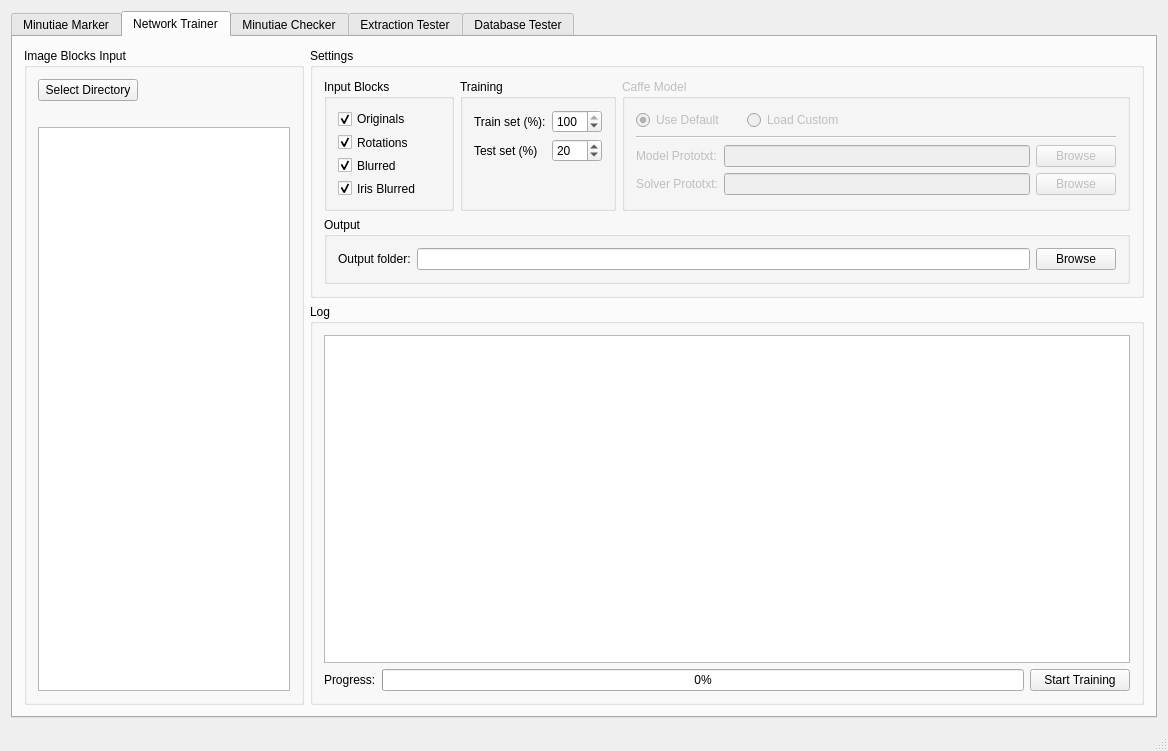
Above: mainwindow.ui from stupel/DBOX-MTCT before the change. Below: the same form after it.
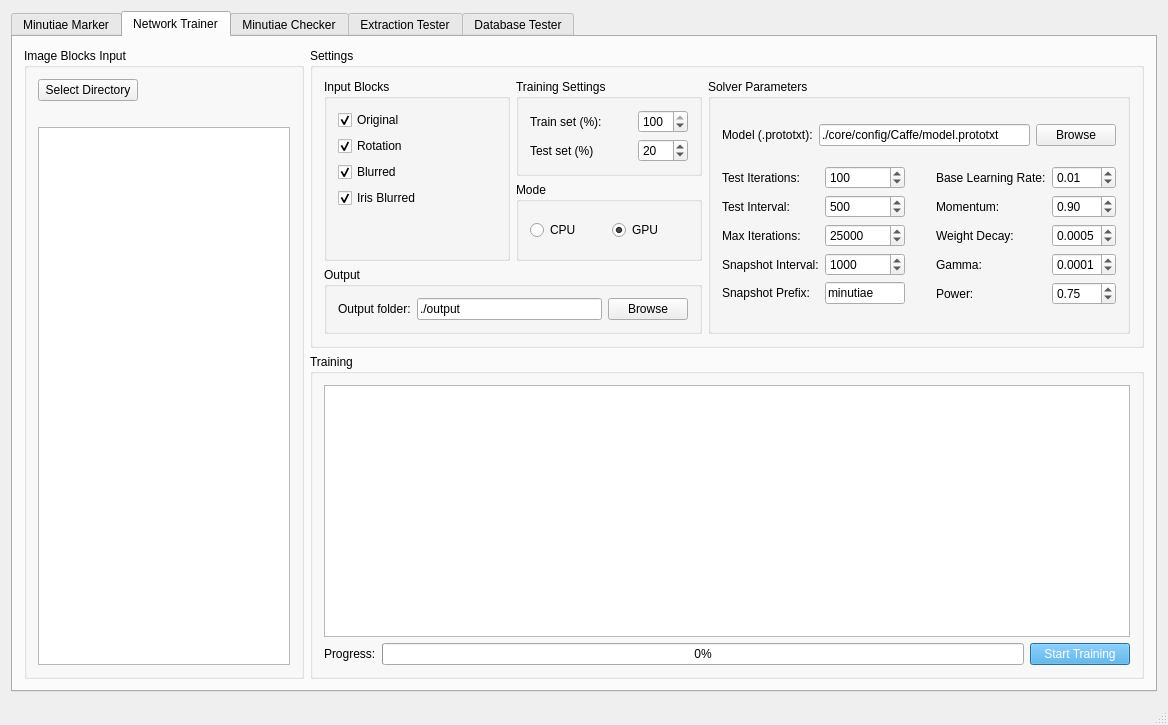
That is the form after the change. The open tabs and pages were chosen to show the change. Custom widgets are drawn as their Qt base class.

The edit to the form file:
```diff
--- a/mainwindow.ui
+++ b/mainwindow.ui
@@ -7,15 +7,21 @@
     <x>0</x>
     <y>0</y>
     <width>1168</width>
-    <height>751</height>
+    <height>725</height>
    </rect>
   </property>
+  <property name="maximumSize">
+   <size>
+    <width>16777215</width>
+    <height>725</height>
+   </size>
+  </property>
   <property name="windowTitle">
    <string>DBOX MTCT</string>
   </property>
   <widget class="QWidget" name="centralWidget">
-   <layout class="QGridLayout" name="gridLayout_9">
-    <item row="0" column="0">
+   <layout class="QHBoxLayout" name="horizontalLayout_41">
+    <item>
      <widget class="QTabWidget" name="tabWidget_main">
       <property name="currentIndex">
        <number>3</number>
@@ -993,9 +999,9 @@
        <attribute name="title">
         <string>Network Trainer</string>
        </attribute>
-       <layout class="QHBoxLayout" name="horizontalLayout_9">
+       <layout class="QHBoxLayout" name="horizontalLayout_51">
         <item>
-         <widget class="QGroupBox" name="groupBox_imageBlocksInput">
+         <widget class="QGroupBox" name="groupBox_netTrainer_input">
           <property name="maximumSize">
            <size>
             <width>280</width>
@@ -1049,29 +1055,31 @@
          </widget>
         </item>
         <item>
-         <layout class="QVBoxLayout" name="verticalLayout_23">
+         <layout class="QVBoxLayout" name="verticalLayout_24">
           <item>
-           <widget class="QGroupBox" name="groupBox_settings_2">
+           <widget class="QGroupBox" name="groupBox_netTrainer_settings">
             <property name="maximumSize">
              <size>
               <width>16777215</width>
-              <height>250</height>
+              <height>300</height>
              </size>
             </property>
             <property name="title">
              <string>Settings</string>
             </property>
-            <layout class="QVBoxLayout" name="verticalLayout_22">
+            <layout class="QHBoxLayout" name="horizontalLayout_50">
              <item>
-              <layout class="QHBoxLayout" name="horizontalLayout_8">
+              <layout class="QVBoxLayout" name="verticalLayout_64">
                <item>
-                <widget class="QGroupBox" name="groupBox_inputBlocks">
+                <layout class="QHBoxLayout" name="horizontalLayout_48">
+                 <item>
+                  <widget class="QGroupBox" name="groupBox_netTrainer_inputBlocks">
                  <property name="enabled">
                   <bool>true</bool>
                  </property>
                  <property name="minimumSize">
                   <size>
-                   <width>130</width>
+                     <width>0</width>
                    <height>0</height>
                   </size>
                  </property>
@@ -1082,7 +1090,7 @@
                   <item>
                    <widget class="QCheckBox" name="checkBox_trainerOriginals">
                     <property name="text">
-                     <string>Originals</string>
+                       <string>Original</string>
                     </property>
                     <property name="checkable">
                      <bool>true</bool>
@@ -1095,7 +1103,7 @@
                   <item>
                    <widget class="QCheckBox" name="checkBox_trainerRotations">
                     <property name="text">
-                     <string>Rotations</string>
+                       <string>Rotation</string>
                     </property>
                     <property name="checked">
                      <bool>true</bool>
@@ -1139,14 +1147,16 @@
                 </widget>
                </item>
                <item>
-                <widget class="QGroupBox" name="groupBox_training">
+                  <layout class="QVBoxLayout" name="verticalLayout_23">
+                   <item>
+                    <widget class="QGroupBox" name="groupBox_netTrainer_trainingSettings">
                  <property name="enabled">
                   <bool>true</bool>
                  </property>
                  <property name="title">
-                  <string>Training</string>
-                 </property>
-                 <layout class="QVBoxLayout" name="verticalLayout_24">
+                      <string>Training Settings</string>
+                     </property>
+                     <layout class="QVBoxLayout" name="verticalLayout_21">
                   <item>
                    <layout class="QGridLayout" name="gridLayout_2">
                     <item row="1" column="1">
@@ -1221,171 +1231,41 @@
                     </item>
                    </layout>
                   </item>
-                  <item>
-                   <spacer name="verticalSpacer_6">
-                    <property name="orientation">
-                     <enum>Qt::Vertical</enum>
-                    </property>
-                    <property name="sizeHint" stdset="0">
-                     <size>
-                      <width>20</width>
-                      <height>40</height>
-                     </size>
-                    </property>
-                   </spacer>
-                  </item>
                  </layout>
                 </widget>
                </item>
                <item>
-                <widget class="QGroupBox" name="groupBox_caffeModel">
-                 <property name="enabled">
-                  <bool>false</bool>
-                 </property>
-                 <property name="maximumSize">
-                  <size>
-                   <width>16777215</width>
-                   <height>160</height>
-                  </size>
-                 </property>
+                    <widget class="QGroupBox" name="groupBox_netTrainer_mode">
                  <property name="title">
-                  <string>Caffe Model</string>
-                 </property>
-                 <layout class="QVBoxLayout" name="verticalLayout_21">
+                      <string>Mode</string>
+                     </property>
+                     <layout class="QHBoxLayout" name="horizontalLayout_8">
                   <item>
-                   <layout class="QHBoxLayout" name="horizontalLayout_7">
-                    <item>
-                     <widget class="QRadioButton" name="radioButton_defaultCaffeModel">
-                      <property name="maximumSize">
-                       <size>
-                        <width>85</width>
-                        <height>16777215</height>
-                       </size>
-                      </property>
+                       <widget class="QRadioButton" name="radioButton_netTrainer_cpu">
+                        <property name="text">
+                         <string>CPU</string>
+                        </property>
+                       </widget>
+                      </item>
+                      <item>
+                       <widget class="QRadioButton" name="radioButton_netTrainer_gpu">
                       <property name="text">
-                       <string>Use Default</string>
+                         <string>GPU</string>
                       </property>
                       <property name="checked">
                        <bool>true</bool>
                       </property>
                      </widget>
                     </item>
-                    <item>
-                     <spacer name="horizontalSpacer_5">
-                      <property name="orientation">
-                       <enum>Qt::Horizontal</enum>
-                      </property>
-                      <property name="sizeType">
-                       <enum>QSizePolicy::Fixed</enum>
-                      </property>
-                      <property name="sizeHint" stdset="0">
-                       <size>
-                        <width>20</width>
-                        <height>20</height>
-                       </size>
-                      </property>
-                     </spacer>
-                    </item>
-                    <item>
-                     <widget class="QRadioButton" name="radioButton_customCaffeModel">
-                      <property name="text">
-                       <string>Load Custom</string>
-                      </property>
-                     </widget>
-                    </item>
-                    <item>
-                     <spacer name="horizontalSpacer_4">
-                      <property name="orientation">
-                       <enum>Qt::Horizontal</enum>
-                      </property>
-                      <property name="sizeHint" stdset="0">
-                       <size>
-                        <width>40</width>
-                        <height>20</height>
-                       </size>
-                      </property>
-                     </spacer>
-                    </item>
-                   </layout>
-                  </item>
-                  <item>
-                   <widget class="Line" name="line_2">
-                    <property name="orientation">
-                     <enum>Qt::Horizontal</enum>
-                    </property>
-                   </widget>
-                  </item>
-                  <item>
-                   <layout class="QGridLayout" name="gridLayout_3">
-                    <item row="0" column="0">
-                     <widget class="QLabel" name="label_caffeModelPrototxt">
-                      <property name="enabled">
-                       <bool>false</bool>
-                      </property>
-                      <property name="text">
-                       <string>Model Prototxt:</string>
-                      </property>
-                     </widget>
-                    </item>
-                    <item row="0" column="1">
-                     <widget class="QLineEdit" name="lineEdit_caffeModelPrototxt">
-                      <property name="enabled">
-                       <bool>false</bool>
-                      </property>
-                     </widget>
-                    </item>
-                    <item row="0" column="2">
-                     <widget class="QPushButton" name="pushButton_caffeModelPrototxt">
-                      <property name="enabled">
-                       <bool>false</bool>
-                      </property>
-                      <property name="maximumSize">
-                       <size>
-                        <width>16777215</width>
-                        <height>16777215</height>
-                       </size>
-                      </property>
-                      <property name="text">
-                       <string>Browse</string>
-                      </property>
-                     </widget>
-                    </item>
-                    <item row="1" column="0">
-                     <widget class="QLabel" name="label_caffeSolverPrototxt">
-                      <property name="enabled">
-                       <bool>false</bool>
-                      </property>
-                      <property name="text">
-                       <string>Solver Prototxt:</string>
-                      </property>
-                     </widget>
-                    </item>
-                    <item row="1" column="1">
-                     <widget class="QLineEdit" name="lineEdit_caffeSolverPrototxt">
-                      <property name="enabled">
-                       <bool>false</bool>
-                      </property>
-                     </widget>
-                    </item>
-                    <item row="1" column="2">
-                     <widget class="QPushButton" name="pushButton_caffeSolverPrototxt">
-                      <property name="enabled">
-                       <bool>false</bool>
-                      </property>
-                      <property name="text">
-                       <string>Browse</string>
-                      </property>
-                     </widget>
-                    </item>
+                     </layout>
+                    </widget>
+                   </item>
                    </layout>
                   </item>
                  </layout>
-                </widget>
                </item>
-              </layout>
-             </item>
              <item>
-              <widget class="QGroupBox" name="groupBox_output_2">
+                <widget class="QGroupBox" name="groupBox_netTrainer_output">
                <property name="title">
                 <string>Output</string>
                </property>
@@ -1398,7 +1278,10 @@
                  </widget>
                 </item>
                 <item>
-                 <widget class="QLineEdit" name="lineEdit_trainerOutputFolder">
+                   <widget class="QLineEdit" name="lineEdit_netTrainer_outputFolder">
+                    <property name="text">
+                     <string>./output</string>
+                    </property>
                   <property name="readOnly">
                    <bool>true</bool>
                   </property>
@@ -1415,12 +1298,360 @@
               </widget>
              </item>
             </layout>
+             </item>
+             <item>
+              <widget class="QGroupBox" name="groupBox_netTrainer_solverParams">
+               <property name="enabled">
+                <bool>true</bool>
+               </property>
+               <property name="maximumSize">
+                <size>
+                 <width>16777215</width>
+                 <height>16777215</height>
+                </size>
+               </property>
+               <property name="title">
+                <string>Solver Parameters</string>
+               </property>
+               <layout class="QVBoxLayout" name="verticalLayout_22">
+                <item>
+                 <layout class="QHBoxLayout" name="horizontalLayout_7">
+                  <item>
+                   <widget class="QLabel" name="label_netTrainer_model">
+                    <property name="enabled">
+                     <bool>true</bool>
+                    </property>
+                    <property name="text">
+                     <string>Model (.prototxt):</string>
+                    </property>
            </widget>
           </item>
           <item>
-           <widget class="QGroupBox" name="groupBox_trainingLog">
+                   <widget class="QLineEdit" name="lineEdit_netTrainer_model">
+                    <property name="enabled">
+                     <bool>true</bool>
+                    </property>
+                    <property name="text">
+                     <string>./core/config/Caffe/model.prototxt</string>
+                    </property>
+                   </widget>
+                  </item>
+                  <item>
+                   <widget class="QPushButton" name="pushButton_netTrainer_model">
+                    <property name="enabled">
+                     <bool>true</bool>
+                    </property>
+                    <property name="maximumSize">
+                     <size>
+                      <width>16777215</width>
+                      <height>16777215</height>
+                     </size>
+                    </property>
+                    <property name="text">
+                     <string>Browse</string>
+                    </property>
+                   </widget>
+                  </item>
+                 </layout>
+                </item>
+                <item>
+                 <layout class="QHBoxLayout" name="horizontalLayout_9">
+                  <item>
+                   <layout class="QGridLayout" name="gridLayout_3">
+                    <item row="0" column="0">
+                     <widget class="QLabel" name="label_netTrainer_testIterations">
+                      <property name="text">
+                       <string>Test Iterations:</string>
+                      </property>
+                     </widget>
+                    </item>
+                    <item row="0" column="1">
+                     <widget class="QSpinBox" name="spinBox_netTrainer_testIterations">
+                      <property name="maximumSize">
+                       <size>
+                        <width>80</width>
+                        <height>16777215</height>
+                       </size>
+                      </property>
+                      <property name="maximum">
+                       <number>500</number>
+                      </property>
+                      <property name="value">
+                       <number>100</number>
+                      </property>
+                     </widget>
+                    </item>
+                    <item row="1" column="0">
+                     <widget class="QLabel" name="label_netTrainer_testInterval">
+                      <property name="text">
+                       <string>Test Interval:</string>
+                      </property>
+                     </widget>
+                    </item>
+                    <item row="1" column="1">
+                     <widget class="QSpinBox" name="spinBox_netTrainer_testInterval">
+                      <property name="maximumSize">
+                       <size>
+                        <width>80</width>
+                        <height>16777215</height>
+                       </size>
+                      </property>
+                      <property name="maximum">
+                       <number>2000</number>
+                      </property>
+                      <property name="value">
+                       <number>500</number>
+                      </property>
+                     </widget>
+                    </item>
+                    <item row="2" column="0">
+                     <widget class="QLabel" name="label_netTrainer_maxIterations">
+                      <property name="text">
+                       <string>Max Iterations:</string>
+                      </property>
+                     </widget>
+                    </item>
+                    <item row="2" column="1">
+                     <widget class="QSpinBox" name="spinBox_netTrainer_maxIterations">
+                      <property name="maximumSize">
+                       <size>
+                        <width>80</width>
+                        <height>16777215</height>
+                       </size>
+                      </property>
+                      <property name="maximum">
+                       <number>100000</number>
+                      </property>
+                      <property name="singleStep">
+                       <number>1000</number>
+                      </property>
+                      <property name="value">
+                       <number>25000</number>
+                      </property>
+                     </widget>
+                    </item>
+                    <item row="3" column="0">
+                     <widget class="QLabel" name="label_netTrainer_snapshotInterval">
+                      <property name="maximumSize">
+                       <size>
+                        <width>120</width>
+                        <height>16777215</height>
+                       </size>
+                      </property>
+                      <property name="text">
+                       <string>Snapshot Interval:</string>
+                      </property>
+                     </widget>
+                    </item>
+                    <item row="3" column="1">
+                     <widget class="QSpinBox" name="spinBox_netTrainer_snapshotInterval">
+                      <property name="maximumSize">
+                       <size>
+                        <width>80</width>
+                        <height>16777215</height>
+                       </size>
+                      </property>
+                      <property name="maximum">
+                       <number>5000</number>
+                      </property>
+                      <property name="singleStep">
+                       <number>100</number>
+                      </property>
+                      <property name="value">
+                       <number>1000</number>
+                      </property>
+                     </widget>
+                    </item>
+                    <item row="4" column="0">
+                     <widget class="QLabel" name="label_netTrainer_snapshotPrefix">
+                      <property name="text">
+                       <string>Snapshot Prefix:</string>
+                      </property>
+                     </widget>
+                    </item>
+                    <item row="4" column="1">
+                     <widget class="QLineEdit" name="lineEdit_netTrainer_snapshotPrefix">
+                      <property name="maximumSize">
+                       <size>
+                        <width>80</width>
+                        <height>16777215</height>
+                       </size>
+                      </property>
+                      <property name="text">
+                       <string>minutiae</string>
+                      </property>
+                     </widget>
+                    </item>
+                   </layout>
+                  </item>
+                  <item>
+                   <spacer name="horizontalSpacer_4">
+                    <property name="orientation">
+                     <enum>Qt::Horizontal</enum>
+                    </property>
+                    <property name="sizeType">
+                     <enum>QSizePolicy::Fixed</enum>
+                    </property>
+                    <property name="sizeHint" stdset="0">
+                     <size>
+                      <width>25</width>
+                      <height>20</height>
+                     </size>
+                    </property>
+                   </spacer>
+                  </item>
+                  <item>
+                   <layout class="QGridLayout" name="gridLayout_5">
+                    <item row="0" column="0">
+                     <widget class="QLabel" name="label_netTrainer_baseLearningRate">
+                      <property name="text">
+                       <string>Base Learning Rate:</string>
+                      </property>
+                     </widget>
+                    </item>
+                    <item row="0" column="1">
+                     <widget class="QDoubleSpinBox" name="doubleSpinBox_netTrainer_baseLearningRate">
+                      <property name="maximumSize">
+                       <size>
+                        <width>80</width>
+                        <height>16777215</height>
+                       </size>
+                      </property>
+                      <property name="maximum">
+                       <double>10.000000000000000</double>
+                      </property>
+                      <property name="singleStep">
+                       <double>0.010000000000000</double>
+                      </property>
+                      <property name="value">
+                       <double>0.010000000000000</double>
+                      </property>
+                     </widget>
+                    </item>
+                    <item row="1" column="0">
+                     <widget class="QLabel" name="label_netTrainer_momentum">
+                      <property name="text">
+                       <string>Momentum:</string>
+                      </property>
+                     </widget>
+                    </item>
+                    <item row="1" column="1">
+                     <widget class="QDoubleSpinBox" name="doubleSpinBox_netTrainer_momentum">
+                      <property name="maximumSize">
+                       <size>
+                        <width>80</width>
+                        <height>16777215</height>
+                       </size>
+                      </property>
+                      <property name="maximum">
+                       <double>20.000000000000000</double>
+                      </property>
+                      <property name="singleStep">
+                       <double>0.100000000000000</double>
+                      </property>
+                      <property name="value">
+                       <double>0.900000000000000</double>
+                      </property>
+                     </widget>
+                    </item>
+                    <item row="2" column="0">
+                     <widget class="QLabel" name="label_netTrainer_weightDecay">
+                      <property name="text">
+                       <string>Weight Decay:</string>
+                      </property>
+                     </widget>
+                    </item>
+                    <item row="2" column="1">
+                     <widget class="QDoubleSpinBox" name="doubleSpinBox_netTrainer_weightDecay">
+                      <property name="maximumSize">
+                       <size>
+                        <width>80</width>
+                        <height>16777215</height>
+                       </size>
+                      </property>
+                      <property name="decimals">
+                       <number>4</number>
+                      </property>
+                      <property name="maximum">
+                       <double>1.000000000000000</double>
+                      </property>
+                      <property name="singleStep">
+                       <double>0.000100000000000</double>
+                      </property>
+                      <property name="value">
+                       <double>0.000500000000000</double>
+                      </property>
+                     </widget>
+                    </item>
+                    <item row="3" column="0">
+                     <widget class="QLabel" name="label_netTrainer_gamma">
+                      <property name="text">
+                       <string>Gamma:</string>
+                      </property>
+                     </widget>
+                    </item>
+                    <item row="3" column="1">
+                     <widget class="QDoubleSpinBox" name="doubleSpinBox_netTrainer_gamma">
+                      <property name="maximumSize">
+                       <size>
+                        <width>80</width>
+                        <height>16777215</height>
+                       </size>
+                      </property>
+                      <property name="decimals">
+                       <number>4</number>
+                      </property>
+                      <property name="maximum">
+                       <double>1.000000000000000</double>
+                      </property>
+                      <property name="singleStep">
+                       <double>0.000100000000000</double>
+                      </property>
+                      <property name="value">
+                       <double>0.000100000000000</double>
+                      </property>
+                     </widget>
+                    </item>
+                    <item row="4" column="0">
+                     <widget class="QLabel" name="label_netTrainer_power">
+                      <property name="text">
+                       <string>Power:</string>
+                      </property>
+                     </widget>
+                    </item>
+                    <item row="4" column="1">
+                     <widget class="QDoubleSpinBox" name="doubleSpinBox_netTrainer_power">
+                      <property name="maximumSize">
+                       <size>
+                        <width>80</width>
+                        <height>16777215</height>
+                       </size>
+                      </property>
+                      <property name="maximum">
+                       <double>20.000000000000000</double>
+                      </property>
+                      <property name="singleStep">
+                       <double>0.100000000000000</double>
+                      </property>
+                      <property name="value">
+                       <double>0.750000000000000</double>
+                      </property>
+                     </widget>
+                    </item>
+                   </layout>
+                  </item>
+                 </layout>
+                </item>
+               </layout>
+              </widget>
+             </item>
+            </layout>
+           </widget>
+          </item>
+          <item>
+           <widget class="QGroupBox" name="groupBox_netTrainer_training">
             <property name="title">
-             <string>Log</string>
+             <string>Training</string>
             </property>
             <layout class="QVBoxLayout" name="verticalLayout_25">
              <item>
@@ -1459,6 +1690,13 @@
                    <height>16777215</height>
                   </size>
                  </property>
+                 <property name="autoFillBackground">
+                  <bool>false</bool>
+                 </property>
+                 <property name="styleSheet">
+                  <string notr="true">background: rgb(54, 156, 221);
+color: white;</string>
+                 </property>
                  <property name="text">
                   <string>Start Training</string>
                  </property>
@@ -3931,118 +4169,6 @@
               </item>
              </layout>
             </widget>
-            <widget class="QWidget" name="tab">
-             <attribute name="title">
-              <string>Test</string>
-             </attribute>
-             <layout class="QVBoxLayout" name="verticalLayout_40">
-              <item>
-               <widget class="QGroupBox" name="groupBox_dbTester_iteration">
-                <property name="minimumSize">
-                 <size>
-                  <width>0</width>
-                  <height>122</height>
-                 </size>
-                </property>
-                <property name="maximumSize">
-                 <size>
-                  <width>16777215</width>
-                  <height>122</height>
-                 </size>
-                </property>
-                <property name="title">
-                 <string>Parameter Iteration</string>
-                </property>
-                <layout class="QGridLayout" name="gridLayout_5">
-                 <item row="0" column="0">
-                  <widget class="QLabel" name="label_dbTester_iterBlockSize">
-                   <property name="text">
-                    <string> Block Size Increase Iterations</string>
-                   </property>
-                  </widget>
-                 </item>
-                 <item row="0" column="1">
-                  <widget class="QSpinBox" name="spinBox_dbTester_iterBlockSize">
-                   <property name="minimumSize">
-                    <size>
-                     <width>50</width>
-                     <height>0</height>
-                    </size>
-                   </property>
-                   <property name="maximumSize">
-                    <size>
-                     <width>50</width>
-                     <height>16777215</height>
-                    </size>
-                   </property>
-                   <property name="maximum">
-                    <number>30</number>
-                   </property>
-                   <property name="singleStep">
-                    <number>1</number>
-                   </property>
-                   <property name="value">
-                    <number>0</number>
-                   </property>
-                  </widget>
-                 </item>
-                 <item row="1" column="0">
-                  <widget class="QLabel" name="label_dbTester_iterSigma">
-                   <property name="text">
-                    <string>Sigma Increase Iterations</string>
-                   </property>
-                  </widget>
-                 </item>
-                 <item row="1" column="1">
-                  <widget class="QSpinBox" name="spinBox_dbTester_iterSigma">
-                   <property name="minimumSize">
-                    <size>
-                     <width>50</width>
-                     <height>0</height>
-                    </size>
-                   </property>
-                   <property name="maximumSize">
-                    <size>
-                     <width>50</width>
-                     <height>16777215</height>
-                    </size>
-                   </property>
-                   <property name="maximum">
-                    <number>30</number>
-                   </property>
-                  </widget>
-                 </item>
-                 <item row="2" column="0">
-                  <widget class="QLabel" name="label_dbTester_iterLambda">
-                   <property name="text">
-                    <string>Lambda Increase Iterations</string>
-                   </property>
-                  </widget>
-                 </item>
-                 <item row="2" column="1">
-                  <widget class="QSpinBox" name="spinBox_dbTester_iterLambda">
-                   <property name="minimumSize">
-                    <size>
-                     <width>50</width>
-                     <height>0</height>
-                    </size>
-                   </property>
-                   <property name="maximumSize">
-                    <size>
-                     <width>50</width>
-                     <height>16777215</height>
-                    </size>
-                   </property>
-                   <property name="maximum">
-                    <number>30</number>
-                   </property>
-                  </widget>
-                 </item>
-                </layout>
-               </widget>
-              </item>
-             </layout>
-            </widget>
            </widget>
           </item>
           <item>
```
Left out of the diff: 889 changed lines with no effect on the pictures. Lines whose indentation alone changed are shown as unchanged.
